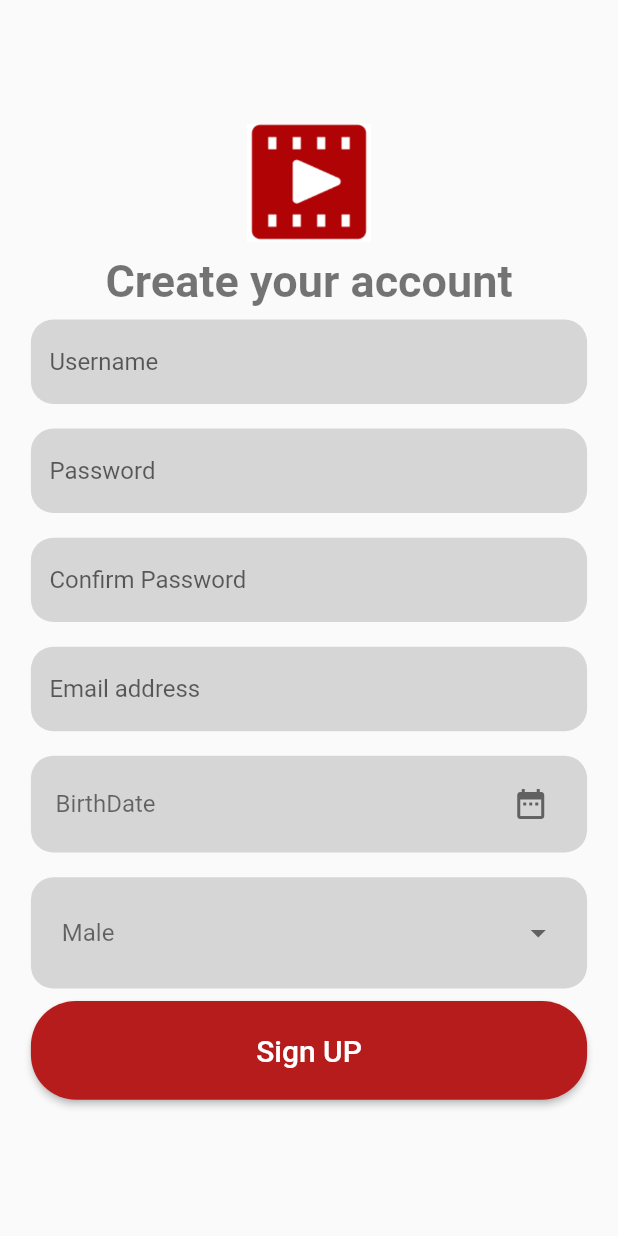
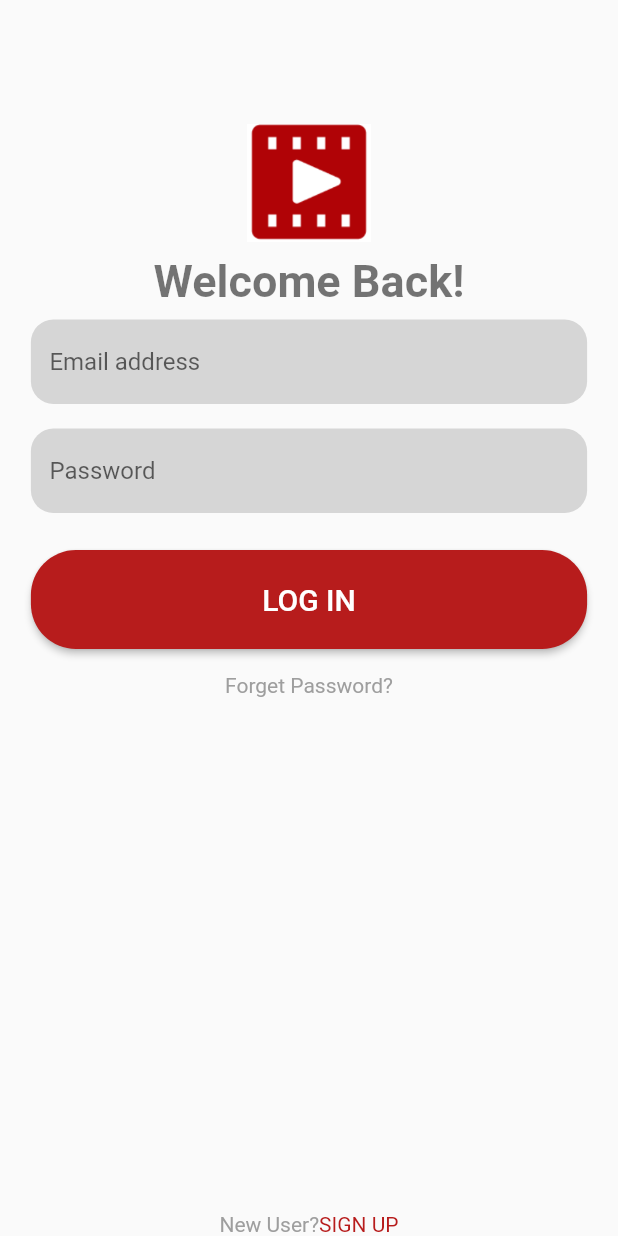
Before and after one commit to mohamed-abdelhamid/movy_rek_flutter, a Flutter app: the screen it shows after launch, on a phone screen of 412 x 824 dp. Run offline on Flutter 3.47's test engine with Material 2 defaults, Android fonts, the light colour scheme and no system bars.

Commit message:
login page

```diff
--- a/lib/main.dart
+++ b/lib/main.dart
@@ -1,6 +1,7 @@
 import 'package:flutter/cupertino.dart';
 import 'package:flutter/material.dart';
 import 'screens/register.dart';
+import 'screens/login.dart';
 
 void main() {
   runApp(MyApp());
@@ -22,7 +23,8 @@ class MyApp extends StatelessWidget {
             ),
       ),
       routes: {
-        '/': (context) => Registration(),
+        '/': (context) => Login(),
+        '/Registration': (context) => Registration(),
       },
       initialRoute: '/',
     );
--- /dev/null
+++ b/lib/screens/login.dart
@@ -0,0 +1,71 @@
+import 'package:flutter/material.dart';
+import 'package:movy_rek/view_model/size_config.dart';
+import 'package:movy_rek/widgets/authentication_screens_widgets/button_widget.dart';
+import 'package:movy_rek/widgets/authentication_screens_widgets/textfied_widget.dart';
+
+import '../styles.dart';
+
+class Login extends StatelessWidget {
+  @override
+  Widget build(BuildContext context) {
+    void registrationScreen(BuildContext context) {
+      Navigator.of(context).pushNamed('/Registration');
+    }
+    SizeConfig().init(context);
+    return Scaffold(
+      body: SafeArea(
+        child: Column(
+          children: [
+            Center(
+              child: Container(
+                margin: EdgeInsets.only(
+                    top: SizeConfig.blockSizeVertical * 10,
+                    bottom: SizeConfig.blockSizeVertical * 1),
+                width: SizeConfig.blockSizeHorizontal * 20,
+                child: Image.asset(
+                  'assets/images/temp.png',
+                  fit: BoxFit.cover,
+                ),
+              ),
+            ),
+            Text('Welcome Back!', style: kGeneralTitleStyle),
+            AuthTextField('Email address'),
+            AuthTextField('Password'),
+            SizedBox(height: SizeConfig.blockSizeVertical * 2),
+            AuthButton('LOG IN'),
+            SizedBox(height: SizeConfig.blockSizeVertical * 2),
+            GestureDetector(
+              child: Text(
+                'Forget Password?',
+                style: kGeneralTextFieldLabelStyle,
+              ),
+            ),
+            Expanded(
+              child: Align(
+                // to put the Row at the end of the screen
+                alignment: FractionalOffset.bottomCenter,
+                child: Row(
+                  crossAxisAlignment: CrossAxisAlignment.center,
+                  mainAxisAlignment: MainAxisAlignment.center,
+                  children: [
+                    Text(
+                      'New User?',
+                      style: kGeneralTextFieldLabelStyle,
+                    ),
+                    GestureDetector(
+                      onTap: (){registrationScreen(context);},
+                      child: Text(
+                        'SIGN UP',
+                        style: TextStyle(color: Theme.of(context).primaryColor),
+                      ),
+                    ),
+                  ],
+                ),
+              ),
+            ),
+          ],
+        ),
+      ),
+    );
+  }
+}
```
